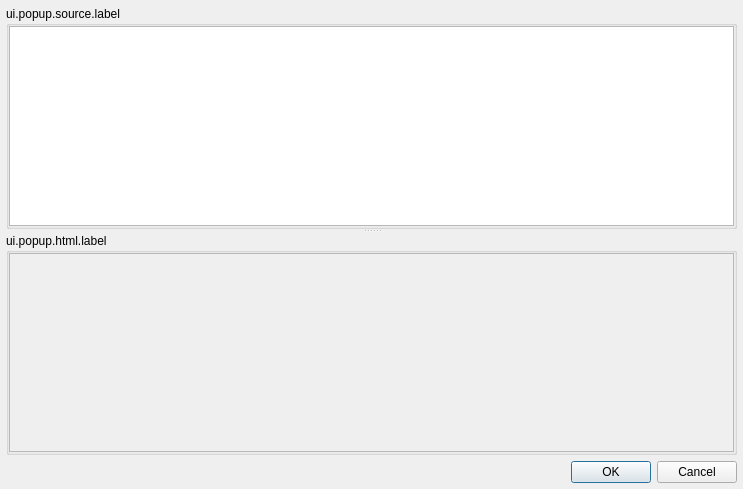
This is ui_lizmap_popup.ui in 3liz/lizmap-plugin as Qt 5 draws it before an edit. The edited form follows.
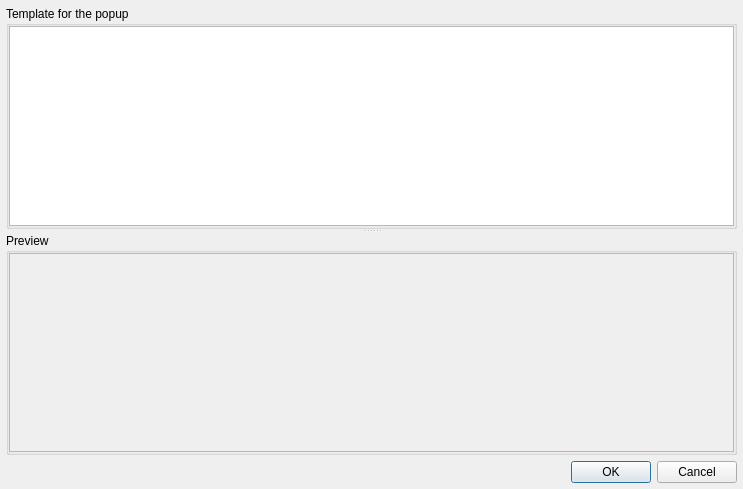
This is the edited form. Custom widgets are drawn as their Qt base class.

Diff of the .ui file:
```diff
--- a/ui_lizmap_popup.ui
+++ b/ui_lizmap_popup.ui
@@ -27,7 +27,7 @@
      </property>
      <widget class="QGroupBox" name="groupBox">
       <property name="title">
-       <string>ui.popup.source.label</string>
+       <string>Template for the popup</string>
       </property>
       <layout class="QGridLayout" name="gridLayout_2">
        <property name="margin">
@@ -40,7 +40,7 @@
      </widget>
      <widget class="QGroupBox" name="groupBox_2">
       <property name="title">
-       <string>ui.popup.html.label</string>
+       <string>Preview</string>
       </property>
       <layout class="QGridLayout" name="gridLayout">
        <property name="margin">
```
